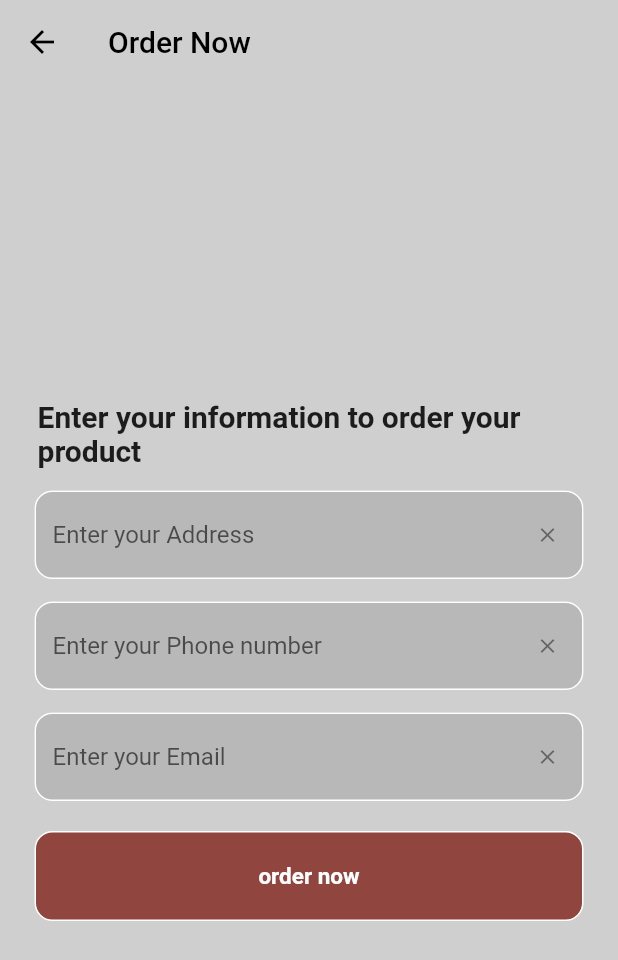
After one commit to babileibtissam/rugwell, a Flutter app: the BuyNowPage screen opened directly, on a phone screen of 412 x 824 dp. The commit adds this screen. Shown: the top 960 px of the screen. Run offline on Flutter 3.47's test engine with Material 2 defaults, Android fonts, the light colour scheme and no system bars; our stand-ins replace email_validator, firebase_auth, firebase_core, google_nav_bar, google_sign_in, quickalert; accounts and stored records are empty; network calls fail.

Commit message:
almost finished

```diff
--- a/lib/models/cart.dart
+++ b/lib/models/cart.dart
@@ -1,45 +1,47 @@
+import 'dart:developer';
+
 import 'package:flutter/material.dart';
 import 'package:rugwell/models/rugs.dart';
 
 class Cart extends ChangeNotifier {
   List<Rug> rugShop = [
     Rug(
-      name: 'moroccan rug',
+      name: 'Asati Rug',
       price: '2500',
       imagePath: 'assets/images/rug3.png',
       description:
           'Fabulous Taznakht rug, Home Decor, Area Rug, Beautiful Moroccan Berber Rug ( 254 x 265 CM )',
     ),
     Rug(
-      name: 'moroccan rug',
+      name: 'Abran Rug',
       price: '2500',
       imagePath: 'assets/images/rug4.png',
       description:
           'handmade Moroccan rug moroccan traditional carpets personalized rug wool (254 x 250 CM)',
     ),
     Rug(
-      name: 'moroccan rug',
+      name: 'Amyanaw Rug',
       price: '1000',
       imagePath: 'assets/images/rug2.png',
       description:
-          'moroccan rug, hand made rug, taznakht rugs, Berber natural wool rug, New rug, woven rug, moroccan traditional carpets (150 x 250 CM)',
+          'moroccan rug, hand made rug, taznakht rugs,moroccan traditional carpets (150 x 250 CM)',
     ),
     Rug(
-      name: 'moroccan rug',
+      name: 'Takhlalt Rug',
       price: '1200',
       imagePath: 'assets/images/rug7.png',
       description:
           'Handmade Berber Rug Moroccan Taznakht Wool Carpet Women Weavers (250 x 300 CM)',
     ),
     Rug(
-      name: 'moroccan rug',
+      name: 'Amdrar Rug',
       price: '2700',
       imagePath: 'assets/images/rug1.png',
       description:
           'Unique Taznakht rug, Moroccan Berber Rug, home decor ( 152 x 220 CM )',
     ),
     Rug(
-      name: 'moroccan rug',
+      name: 'Asati Rug',
       price: '1200',
       imagePath: 'assets/images/rug5.png',
       description:
@@ -49,14 +51,32 @@ class Cart extends ChangeNotifier {
 
   // list of rugs in user cart
   List<Rug> userCart = [];
+
+  // list of rugs in user favorite
+  List<Rug> userFavorite = [];
+
   // list of rugs for sales
-  List<Rug> getRugList() {
-    return rugShop;
+  List<Rug> getRugList(String search) {
+    if (search.length == 0) {
+      return rugShop;
+    } else {
+      // log(search);
+      // log(rugShop
+      //     .where((rug) => rug.name.contains(search))
+      //     .toList()
+      //     .toString());
+      return rugShop.where((rug) => rug.name.contains(search)).toList();
+    }
   }
 
   // get cart
   List<Rug> getUserCart() {
     return userCart;
+  }
+
+  // get favorite
+  List<Rug> getUserFavorite() {
+    return userFavorite;
   }
 
   // add item to cart
@@ -71,11 +91,15 @@ class Cart extends ChangeNotifier {
     notifyListeners();
   }
 
-  // String calculateTotal() {
-  //   double totalPrice = 0;
-  //   for (int i = 0; i < userCart.length; i++) {
-  //     totalPrice += double.parse(userCart[i][1]);
-  //   }
-  //   return totalPrice.toStringAsFixed(2);
-  // }
+  // add item to Favorite
+  void addItemToFavorite(Rug rug) {
+    userFavorite.add(rug);
+    notifyListeners();
+  }
+
+  // remove item from Favorite
+  void removeItemFromFavorite(Rug rug) {
+    userFavorite.remove(rug);
+    notifyListeners();
+  }
 }
--- /dev/null
+++ b/lib/screens/buyNow_page.dart
@@ -0,0 +1,172 @@
+import 'dart:convert';
+
+import 'package:flutter/material.dart';
+import 'package:quickalert/quickalert.dart';
+
+import 'package:rugwell/screens/home_page.dart';
+import 'package:rugwell/widgets/app_button.dart';
+import 'package:rugwell/widgets/app_input.dart';
+import 'package:http/http.dart' as http;
+
+class BuyNowPage extends StatefulWidget {
+  BuyNowPage({Key? key}) : super(key: key);
+
+  @override
+  State<BuyNowPage> createState() => _BuyNowPageState();
+}
+
+class _BuyNowPageState extends State<BuyNowPage> {
+  // text controllers
+  final _emailController = TextEditingController();
+  final _addressController = TextEditingController();
+  final _phoneNumberController = TextEditingController();
+
+  sendEmail() async {
+    final url = Uri.parse('https://api.emailjs.com/api/v1.0/email/send');
+    await http.post(url,
+        headers: {
+          'origin': "http://localhost",
+          "Content-Type": "application/json"
+        },
+        body: json.encode({
+          'service_id': 'service_xc0ui0e',
+          'template_id': 'template_cwtywkp',
+          'user_id': 'P17yJsXk289NgrMiG',
+          'template_params': {
+            'subject': 'New order',
+            'address': _addressController.text,
+            'phonenumber': _phoneNumberController.text,
+            'email': _emailController.text,
+          }
+        }));
+  }
+
+  void showAlert() {
+    QuickAlert.show(
+      context: context,
+      type: QuickAlertType.success,
+      text: 'Order Completed Successfully!',
+    );
+  }
+
+  @override
+  Widget build(BuildContext context) {
+    return Scaffold(
+      backgroundColor: const Color.fromARGB(255, 207, 207, 207),
+      appBar: AppBar(
+        backgroundColor: const Color.fromARGB(255, 207, 207, 207),
+        elevation: 0,
+        title: Text(
+          'Order Now',
+          style: TextStyle(color: Colors.black),
+        ),
+        leading: IconButton(
+          icon: const Icon(Icons.arrow_back, color: Colors.black),
+          onPressed: () => Navigator.of(context).pushReplacement(
+            MaterialPageRoute(
+              builder: (BuildContext context) => HomePage(),
+            ),
+          ),
+        ),
+      ),
+      body: SafeArea(
+        child: Center(
+          child: SingleChildScrollView(
+            child: Column(
+              mainAxisAlignment: MainAxisAlignment.center,
+              children: [
+                Padding(
+                  padding: const EdgeInsets.symmetric(horizontal: 25),
+                  child: const Text(
+                    "Enter your information to order your product ",
+                    style: TextStyle(fontSize: 20, fontWeight: FontWeight.bold),
+                  ),
+                ),
+
+                const SizedBox(height: 15),
+                //adress textfield
+                Padding(
+                  padding: const EdgeInsets.symmetric(horizontal: 23.0),
+                  child: AppInput(
+                    autofocus: false,
+                    obscureText: false,
+                    textController: _addressController,
+                    onChange: (text) {
+                      setState(() {});
+                    },
+                    hintText: 'Enter your Address',
+                    validator: (value) {
+                      if (value == "") {
+                        return "Please Fill address";
+                      } else if (value!.length < 7) {
+                        return "addess Is Too Short";
+                      }
+                      return "";
+                    },
+                  ),
+                ),
+                const SizedBox(height: 15),
+
+                //phone number textfield
+                Padding(
+                  padding: const EdgeInsets.symmetric(horizontal: 23.0),
+                  child: AppInput(
+                    autofocus: false,
+                    obscureText: false,
+                    textController: _phoneNumberController,
+                    onChange: (text) {
+                      setState(() {});
+                    },
+                    hintText: 'Enter your Phone number',
+                    validator: (value) {
+                      if (value == "") {
+                        return "Please Fill Phone number";
+                      } else if (value!.length < 7) {
+                        return "Password Is Too Short";
+                      }
+                      return "";
+                    },
+                  ),
+                ),
+                const SizedBox(height: 15),
+                //email textfield
+
+                Padding(
+                  padding: const EdgeInsets.symmetric(horizontal: 23.0),
+                  child: AppInput(
+                    autofocus: false,
+                    obscureText: false,
+                    textController: _emailController,
+                    hintText: 'Enter your Email',
+                    validator: (value) {
+                      if (value == "") {
+                        return "Please Fill Password";
+                      } else if (value!.length < 7) {
+                        return "Password Is Too Short";
+                      }
+                      return "";
+                    },
+                  ),
+                ),
+
+                const SizedBox(height: 20),
+
+                //odrer now button
+                Padding(
+                  padding: const EdgeInsets.symmetric(horizontal: 23.0),
+                  child: AppButton(
+                    text: 'order now',
+                    onTap: () async {
+                      await sendEmail();
+                      showAlert();
+                    },
+                  ),
+                ),
+              ],
+            ),
+          ),
+        ),
+      ),
+    );
+  }
+}
--- a/lib/screens/shop_page.dart
+++ b/lib/screens/shop_page.dart
@@ -22,7 +22,7 @@ class _ShopPageState extends State<ShopPage> {
         context: context,
         builder: (context) => AlertDialog(
               title: Text('successfully added'),
-              content: Text('chek your cart'),
+              content: Text('check your cart'),
             ));
   }
 
@@ -68,13 +68,6 @@ class _ShopPageState extends State<ShopPage> {
                     fontSize: 30,
                   ),
                 ),
-                // Text(
-                //   'See All',
-                //   style: TextStyle(
-                //     fontWeight: FontWeight.bold,
-                //     color: Colors.blue,
-                //   ),
-                // ),
               ],
             ),
           ),
@@ -88,7 +81,7 @@ class _ShopPageState extends State<ShopPage> {
               itemCount: 6,
               scrollDirection: Axis.horizontal,
               itemBuilder: (context, index) {
-                Rug rug = value.getRugList()[index];
+                Rug rug = value.getRugList('')[index];
                 //return rug
                 return RugTile(
                   rug: rug,
--- a/pubspec.yaml
+++ b/pubspec.yaml
@@ -42,6 +42,8 @@ dependencies:
   google_sign_in: ^6.0.2
   google_nav_bar: ^5.0.6
   provider:
+  http: ^0.13.5
+  quickalert: ^1.0.1
 
 
 
```
Also changed, not shown: lib/screens/favorits_page.dart (added, +44 -0 lines), lib/screens/home_page.dart (+17 -10 lines), lib/screens/homecart_page.dart (added, +56 -0 lines), lib/screens/homeshop_page.dart (added, +150 -0 lines), lib/screens/login_page.dart (+5 -12 lines), lib/widgets/favorite_item.dart (added, +39 -0 lines), lib/widgets/home_bottomnavbar.dart (added, +37 -0 lines), lib/widgets/home_rugtile.dart (added, +97 -0 lines), pubspec.lock, 1 other file.
